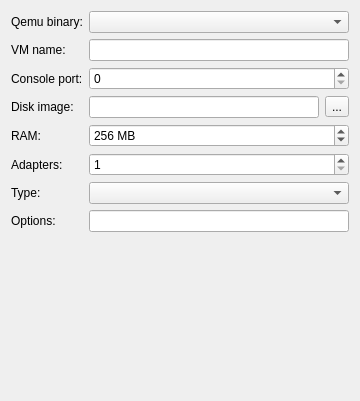
This is gns3/modules/qemu/ui/qemu_vm_configuration_page.ui in GNS3/gns3-gui as Qt 5 draws it before an edit. The edited form follows.
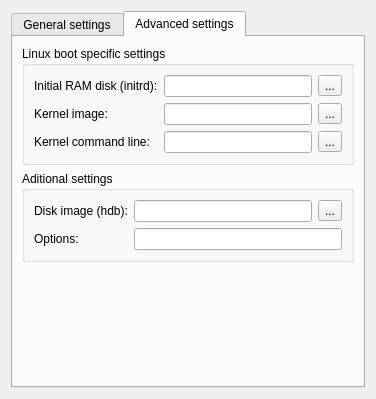
This is the edited form. The open tabs and pages were chosen to show the change.

Commit message: Qemu integration stage 2, support for ASA and IDS.

```diff
--- a/gns3/modules/qemu/ui/qemu_vm_configuration_page.ui
+++ b/gns3/modules/qemu/ui/qemu_vm_configuration_page.ui
@@ -6,14 +6,24 @@
    <rect>
     <x>0</x>
     <y>0</y>
-    <width>360</width>
-    <height>401</height>
+    <width>376</width>
+    <height>399</height>
    </rect>
   </property>
   <property name="windowTitle">
    <string>QEMU VM configuration</string>
   </property>
-  <layout class="QGridLayout" name="gridLayout">
+  <layout class="QVBoxLayout" name="verticalLayout">
+   <item>
+    <widget class="QTabWidget" name="uiQemutabWidget">
+     <property name="currentIndex">
+      <number>0</number>
+     </property>
+     <widget class="QWidget" name="tab">
+      <attribute name="title">
+       <string>General settings</string>
+      </attribute>
+      <layout class="QGridLayout" name="gridLayout_4">
    <item row="0" column="0">
     <widget class="QLabel" name="uiQemuListLabel">
      <property name="text">
@@ -56,9 +66,9 @@
     </widget>
    </item>
    <item row="3" column="0">
-    <widget class="QLabel" name="uiDiskImageLabel">
+        <widget class="QLabel" name="uiHdaDiskImageLabel">
      <property name="text">
-      <string>Disk image:</string>
+          <string>Disk image (hda):</string>
      </property>
     </widget>
    </item>
@@ -136,28 +146,155 @@
      </property>
     </widget>
    </item>
-   <item row="7" column="0">
+       <item row="7" column="0" colspan="2">
+        <spacer name="spacer">
+         <property name="orientation">
+          <enum>Qt::Vertical</enum>
+         </property>
+         <property name="sizeHint" stdset="0">
+          <size>
+           <width>263</width>
+           <height>94</height>
+          </size>
+         </property>
+        </spacer>
+       </item>
+      </layout>
+     </widget>
+     <widget class="QWidget" name="tab_2">
+      <attribute name="title">
+       <string>Advanced settings</string>
+      </attribute>
+      <layout class="QGridLayout" name="gridLayout">
+       <item row="0" column="0">
+        <widget class="QGroupBox" name="uiLinuxBootGroupBox">
+         <property name="title">
+          <string>Linux boot specific settings</string>
+         </property>
+         <layout class="QGridLayout" name="gridLayout_2">
+          <item row="1" column="1">
+           <widget class="QLineEdit" name="uiKernelImageLineEdit"/>
+          </item>
+          <item row="2" column="0">
+           <widget class="QLabel" name="uiKernelCommandLineLabel">
+            <property name="text">
+             <string>Kernel command line:</string>
+            </property>
+           </widget>
+          </item>
+          <item row="0" column="0">
+           <widget class="QLabel" name="uiInitrdLabel">
+            <property name="text">
+             <string>Initial RAM disk (initrd):</string>
+            </property>
+           </widget>
+          </item>
+          <item row="1" column="0">
+           <widget class="QLabel" name="uiKernelImageLabel">
+            <property name="text">
+             <string>Kernel image:</string>
+            </property>
+           </widget>
+          </item>
+          <item row="2" column="1">
+           <widget class="QLineEdit" name="uiKernelCommandLineEdit"/>
+          </item>
+          <item row="2" column="2">
+           <widget class="QToolButton" name="uiKernelCommandLineToolButton">
+            <property name="text">
+             <string>...</string>
+            </property>
+            <property name="toolButtonStyle">
+             <enum>Qt::ToolButtonTextOnly</enum>
+            </property>
+           </widget>
+          </item>
+          <item row="0" column="1">
+           <widget class="QLineEdit" name="uiInitrdLineEdit"/>
+          </item>
+          <item row="0" column="2">
+           <widget class="QToolButton" name="uiInitrdToolButton">
+            <property name="text">
+             <string>...</string>
+            </property>
+            <property name="toolButtonStyle">
+             <enum>Qt::ToolButtonTextOnly</enum>
+            </property>
+           </widget>
+          </item>
+          <item row="1" column="2">
+           <widget class="QToolButton" name="uiKernelImageToolButton">
+            <property name="text">
+             <string>...</string>
+            </property>
+            <property name="toolButtonStyle">
+             <enum>Qt::ToolButtonTextOnly</enum>
+            </property>
+           </widget>
+          </item>
+         </layout>
+        </widget>
+       </item>
+       <item row="1" column="0">
+        <widget class="QGroupBox" name="groupBox">
+         <property name="title">
+          <string>Aditional settings</string>
+         </property>
+         <layout class="QGridLayout" name="gridLayout_3">
+          <item row="0" column="0">
+           <widget class="QLabel" name="uiHdbDiskImageLabel">
+            <property name="text">
+             <string>Disk image (hdb):</string>
+            </property>
+           </widget>
+          </item>
+          <item row="0" column="2">
+           <widget class="QToolButton" name="uiHdbDiskImageToolButton">
+            <property name="text">
+             <string>...</string>
+            </property>
+            <property name="toolButtonStyle">
+             <enum>Qt::ToolButtonTextOnly</enum>
+            </property>
+           </widget>
+          </item>
+          <item row="1" column="0">
     <widget class="QLabel" name="uiQemuOptionsLabel">
      <property name="text">
       <string>Options:</string>
      </property>
     </widget>
    </item>
-   <item row="7" column="1">
+          <item row="0" column="1">
+           <widget class="QLineEdit" name="uiHdbDiskImageLineEdit"/>
+          </item>
+          <item row="1" column="1" colspan="2">
     <widget class="QLineEdit" name="uiQemuOptionsLineEdit"/>
    </item>
-   <item row="8" column="0" colspan="2">
-    <spacer name="spacer">
+         </layout>
+         <zorder>uiQemuOptionsLineEdit</zorder>
+         <zorder>uiQemuOptionsLabel</zorder>
+         <zorder>uiHdbDiskImageLabel</zorder>
+         <zorder>uiHdbDiskImageLineEdit</zorder>
+         <zorder>uiHdbDiskImageToolButton</zorder>
+        </widget>
+       </item>
+       <item row="2" column="0">
+        <spacer name="verticalSpacer">
      <property name="orientation">
       <enum>Qt::Vertical</enum>
      </property>
      <property name="sizeHint" stdset="0">
       <size>
-       <width>263</width>
-       <height>212</height>
+           <width>20</width>
+           <height>90</height>
       </size>
      </property>
     </spacer>
+       </item>
+      </layout>
+     </widget>
+    </widget>
    </item>
   </layout>
  </widget>
```
Left out of the diff: 4 changed lines with no effect on the pictures. Lines whose indentation alone changed are shown as unchanged. The commit also changes 13 other files.
